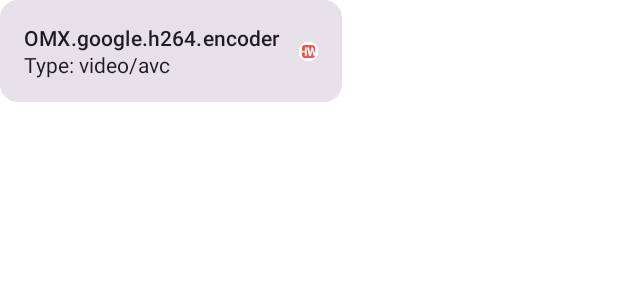
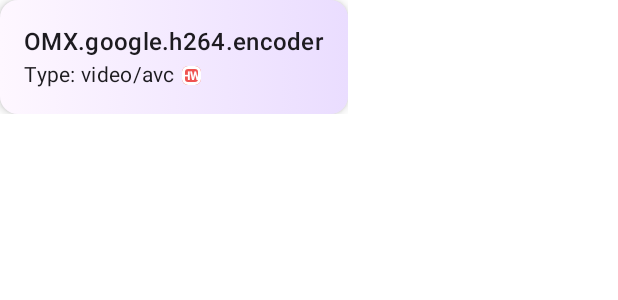
Before and after one commit to igrvlhlb/Codeci, an Android app built with Jetpack Compose: the @Preview function CodecCardPreview, on a phone screen of 412 x 824 dp. Shown: the top 300 px of the screen. Run offline under Robolectric (Android 15) with nearby library versions, the phone set to English and light mode, and no system bars.

Commit message:
tweaks 2

```diff
--- a/app/src/main/java/io/igrvlhlb/codeci/MainActivity.kt
+++ b/app/src/main/java/io/igrvlhlb/codeci/MainActivity.kt
@@ -1,5 +1,6 @@
 package io.igrvlhlb.codeci
 
+import android.graphics.text.LineBreaker
 import android.os.Bundle
 import androidx.activity.ComponentActivity
 import androidx.activity.compose.setContent
@@ -13,16 +14,20 @@ import androidx.compose.foundation.layout.Column
 import androidx.compose.foundation.layout.PaddingValues
 import androidx.compose.foundation.layout.Row
 import androidx.compose.foundation.layout.Spacer
+import androidx.compose.foundation.layout.fillMaxHeight
 import androidx.compose.foundation.layout.fillMaxSize
 import androidx.compose.foundation.layout.fillMaxWidth
 import androidx.compose.foundation.layout.padding
 import androidx.compose.foundation.layout.size
 import androidx.compose.foundation.layout.sizeIn
+import androidx.compose.foundation.layout.width
 import androidx.compose.foundation.layout.wrapContentSize
 import androidx.compose.foundation.lazy.LazyColumn
 import androidx.compose.foundation.lazy.items
 import androidx.compose.foundation.shape.RoundedCornerShape
 import androidx.compose.material3.Card
+import androidx.compose.material3.CardDefaults
+import androidx.compose.material3.CardElevation
 import androidx.compose.material3.DropdownMenuItem
 import androidx.compose.material3.ExperimentalMaterial3Api
 import androidx.compose.material3.ExposedDropdownMenuBox
@@ -42,9 +47,14 @@ import androidx.compose.runtime.setValue
 import androidx.compose.ui.Alignment
 import androidx.compose.ui.Modifier
 import androidx.compose.ui.draw.clip
+import androidx.compose.ui.graphics.Brush
 import androidx.compose.ui.graphics.Color
+import androidx.compose.ui.graphics.LinearGradientShader
 import androidx.compose.ui.platform.LocalDensity
+import androidx.compose.ui.text.TextStyle
 import androidx.compose.ui.text.font.FontWeight
+import androidx.compose.ui.text.style.LineBreak
+import androidx.compose.ui.text.style.TextOverflow
 import androidx.compose.ui.tooling.preview.Preview
 import androidx.compose.ui.unit.Dp
 import androidx.compose.ui.unit.dp
@@ -193,14 +203,16 @@ fun CodecsList(viewModel: CodecsViewModel, modifier: Modifier = Modifier) {
         LazyColumn(
             verticalArrangement = Arrangement.spacedBy(8.dp),
             horizontalAlignment = Alignment.CenterHorizontally,
-            modifier = Modifier.wrapContentSize()
+            modifier = Modifier.fillMaxHeight()
         ) {
             items(state.codecsList) { codecInfo ->
                 CodecCard(
                     codecInfo.name,
                     codecInfo.supportedTypes.toList(),
                     codecInfo.isSoftwareCodec(),
-                    modifier = Modifier.padding(12.dp)
+                    modifier = Modifier
+                        .padding(12.dp)
+                        .width(260.dp)
                 )
             }
         }
@@ -231,22 +243,38 @@ fun CodecCard(
     isSoftwareCodec: Boolean,
     modifier: Modifier = Modifier
 ) {
-    val supportedTypes = supportedTypes
     val typeSuffix = if (supportedTypes.size > 1) " (+${supportedTypes.size})" else ""
-    Card {
-        Row(
-            horizontalArrangement = Arrangement.spacedBy(12.dp),
-            verticalAlignment = Alignment.CenterVertically,
-            modifier = modifier
-        ) {
-            Column {
-                Text(text = codecName, style = MaterialTheme.typography.titleSmall)
-                Text(text = "Type: " + supportedTypes.first() + typeSuffix)
+    val gradient = Brush.horizontalGradient(0f to MaterialTheme.colorScheme.surface, 1f to MaterialTheme.colorScheme.primaryContainer)
+
+    Card(elevation = CardDefaults.cardElevation(defaultElevation = 4.dp)) {
+        Box(Modifier.background(gradient).then(modifier)) {
+            Row(
+                horizontalArrangement = Arrangement.SpaceBetween,
+                verticalAlignment = Alignment.CenterVertically,
+            ) {
+                Column {
+                    Text(text = codecName, style = MaterialTheme.typography.titleMedium/*.copy(lineBreak = customLineBreak)*/, overflow = TextOverflow.Ellipsis)
+                    Row(
+                        verticalAlignment = Alignment.CenterVertically,
+                        horizontalArrangement = Arrangement.spacedBy(4.dp)
+                    ) {
+                        Text(
+                            text = "Type: " + supportedTypes.first() + typeSuffix,
+                            style = MaterialTheme.typography.bodyMedium
+                        )
+                        HardwareCodecIndicator(isSoftwareCodec)
+                    }
+                }
             }
-            HardwareCodecIndicator(isSoftwareCodec)
         }
     }
 }
+
+val customLineBreak = LineBreak(
+    strategy = LineBreak.Strategy.HighQuality,
+    strictness = LineBreak.Strictness.Strict,
+    wordBreak = LineBreak.WordBreak.Phrase
+)
 
 @Composable
 fun HardwareCodecIndicator(isSoftwareCodec: Boolean) {
--- a/app/src/main/java/io/igrvlhlb/codeci/utils/CustomComposables.kt
+++ b/app/src/main/java/io/igrvlhlb/codeci/utils/CustomComposables.kt
@@ -1,10 +1,24 @@
 package io.igrvlhlb.codeci.utils
 
 import androidx.annotation.FloatRange
+import androidx.compose.foundation.background
+import androidx.compose.foundation.border
+import androidx.compose.foundation.layout.Box
+import androidx.compose.foundation.layout.size
+import androidx.compose.foundation.layout.sizeIn
+import androidx.compose.material3.Text
 import androidx.compose.runtime.Composable
+import androidx.compose.ui.Alignment
 import androidx.compose.ui.Modifier
+import androidx.compose.ui.draw.clip
+import androidx.compose.ui.graphics.Color
 import androidx.compose.ui.layout.Layout
 import androidx.compose.ui.layout.layout
+import androidx.compose.ui.text.font.FontWeight
+import androidx.compose.ui.tooling.preview.Preview
+import androidx.compose.ui.unit.dp
+import androidx.compose.ui.unit.sp
+import io.igrvlhlb.codeci.HardwareCodecIndicator
 
 @Composable
 fun WrappingSquareLayout(
@@ -34,7 +48,15 @@ fun WrappingSquareLayout(
     }
 }
 
-fun Modifier.minAspectRatio(@FloatRange(0.0, Double.POSITIVE_INFINITY, false, true) aspectRatio: Double) =
+fun Modifier.minAspectRatio(
+    @FloatRange(
+        0.0,
+        Double.POSITIVE_INFINITY,
+        false,
+        true
+    ) aspectRatio: Double,
+    alignment: Alignment = Alignment.TopStart
+) =
     layout { measurable, constraints ->
         val newConstraints = with(measurable.measure(constraints)) {
             val currentAspectRatio = width.toFloat() / height
@@ -51,3 +73,29 @@ fun Modifier.minAspectRatio(@FloatRange(0.0, Double.POSITIVE_INFINITY, false, tr
             placeable.place(0, 0)
         }
     }
+
+//fun getAlignmetPosition(width: Int, height: Int, alignment: Alignment) {
+//    val (cW, cH) = width/2 to height/2
+//    alignment.align()
+//}
+//
+//@Composable
+//@Preview
+//fun HardwareIndicatorPreview() {
+//    Box(
+//        modifier = Modifier
+//            .background(Color.Blue),
+////            .wrapContentSize()
+//        contentAlignment = Alignment.Center
+//    ) {
+//        Text(
+//            text = "TS",
+//            color = Color.White,
+//            fontWeight = FontWeight.Bold,
+//            fontSize = 8.sp,
+//            modifier = Modifier
+//                .sizeIn(24.dp, 24.dp)
+//                .minAspectRatio(2.0),
+//        )
+//    }
+//}
```
